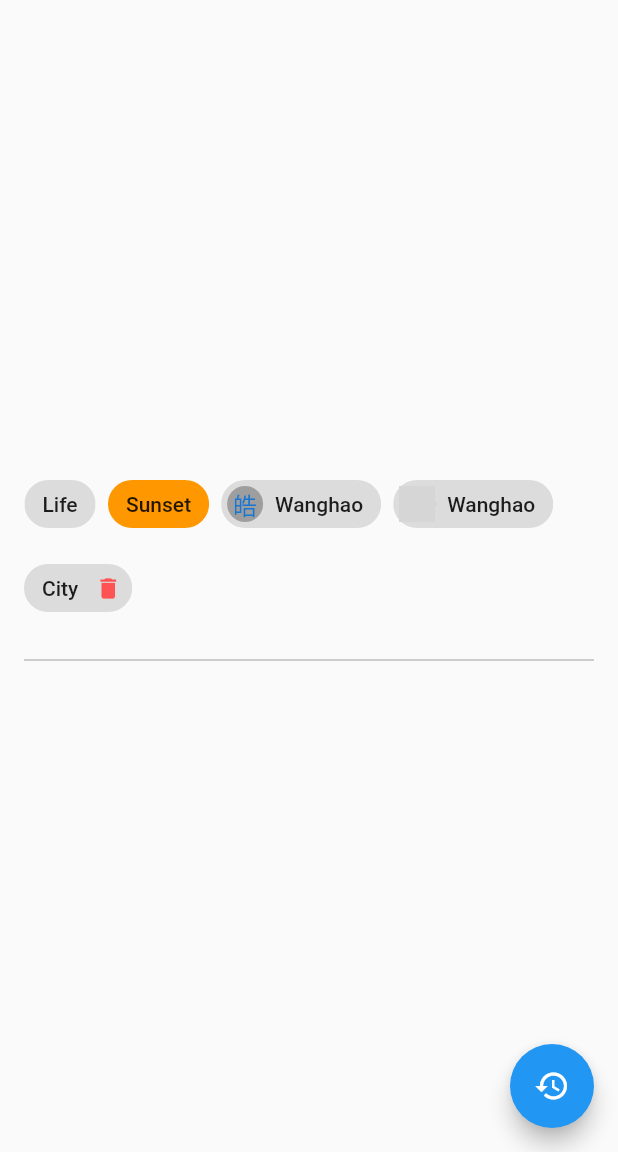
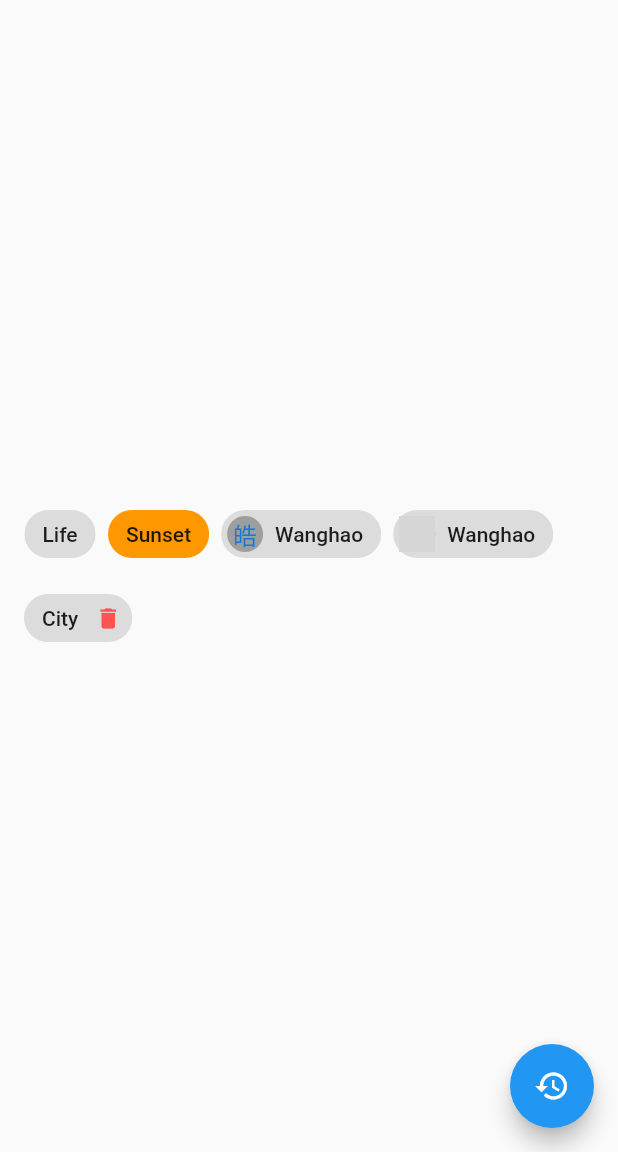
Before and after one commit to YuDongZhang/flutter_app_learn, a Flutter app: the ChipDemo screen opened directly, on a phone screen of 412 x 824 dp, the part 84-1236 px from its top. Run offline on Flutter 3.47's test engine with Material 2 defaults, Android fonts, the phone set to English and light mode, and no system bars; network calls fail; grey boxes are pictures that could not be loaded.

Commit message:
warp 换行显示小部件

```diff
--- a/lib/20-宁浩教程练习/demo/chip_demo.dart
+++ b/lib/20-宁浩教程练习/demo/chip_demo.dart
@@ -29,8 +29,9 @@ class _ChipDemoState extends State<ChipDemo> {
           mainAxisAlignment: MainAxisAlignment.center,
           children: <Widget>[
             Wrap(
-              spacing: 8.0,
-              runSpacing: 8.0,
+              //包装之后里面的 chip 是可以换行
+              spacing: 8.0, //小部件之间的间隔
+              runSpacing: 8.0, //行与行之间的间隔
               children: <Widget>[
                 Chip(
                   label: Text('Life'),
@@ -50,7 +51,8 @@ class _ChipDemoState extends State<ChipDemo> {
                   label: Text('Wanghao'),
                   avatar: CircleAvatar(
                     backgroundImage: NetworkImage(
-                        'https://resources.ninghao.net/images/wanghao.jpg'),
+                        'https://resources.ninghao.net/images/wanghao.jpg'
+                    ),
                   ),
                 ),
                 Chip(
@@ -59,11 +61,6 @@ class _ChipDemoState extends State<ChipDemo> {
                   deleteIcon: Icon(Icons.delete),
                   deleteIconColor: Colors.redAccent,
                   deleteButtonTooltipMessage: 'Remove this tag',
-                ),
-                Divider(
-                  color: Colors.grey,
-                  height: 32.0,
-                  // indent: 32.0,
                 ),
               ],
             ),
```
